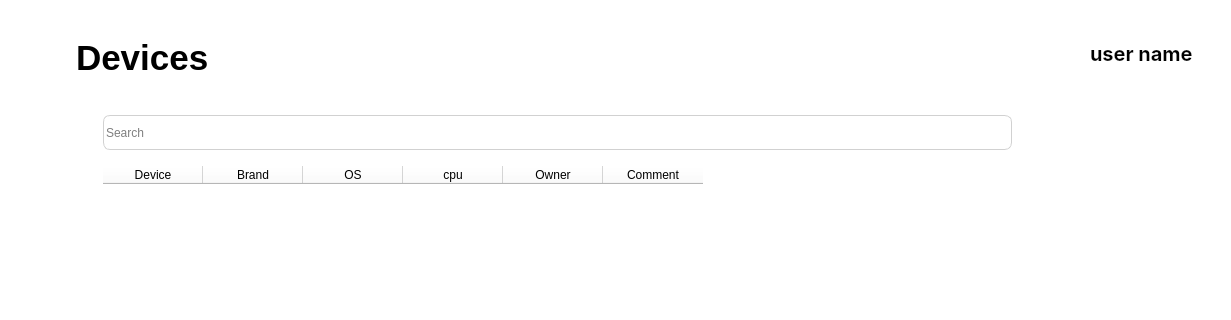
Before: the Qt Designer form layouts/devices_screen.ui in fedulovs/InventoryUI, drawn with Qt 5; both pictures show x 0 to 1231 and y 0 to 320 of the 1231 by 774 pixel window.
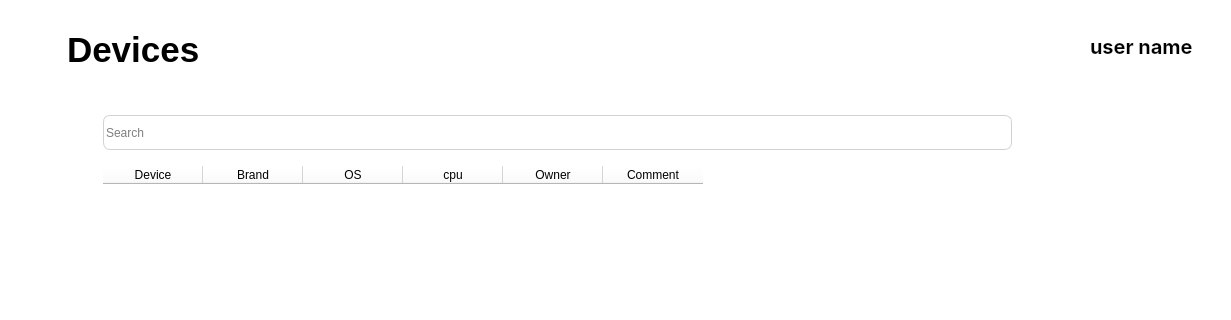
After: the same form once the commit is applied. Icons and pictures are not drawn.

Commit message: Move left header frame

Diff of the .ui file:
```diff
--- a/layouts/devices_screen.ui
+++ b/layouts/devices_screen.ui
@@ -76,6 +76,12 @@
             <enum>QFrame::Raised</enum>
            </property>
            <layout class="QHBoxLayout" name="horizontalLayout_4">
+            <property name="leftMargin">
+             <number>0</number>
+            </property>
+            <property name="topMargin">
+             <number>0</number>
+            </property>
             <item>
              <widget class="QPushButton" name="back_button">
               <property name="sizePolicy">
@@ -174,6 +180,12 @@
             <enum>QFrame::Raised</enum>
            </property>
            <layout class="QHBoxLayout" name="horizontalLayout_5">
+            <property name="leftMargin">
+             <number>0</number>
+            </property>
+            <property name="topMargin">
+             <number>0</number>
+            </property>
             <item>
              <widget class="QPushButton" name="profile_button">
               <property name="minimumSize">
```
